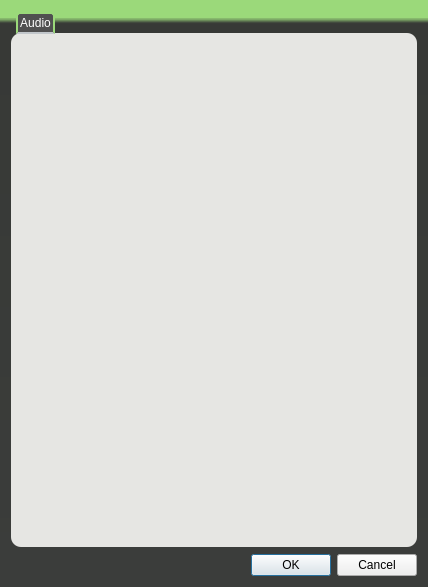
First picture: the form in src/client/gui/livejamming/app/configuration_dialog.ui, repository sush/Live-Jamming, before the edit.
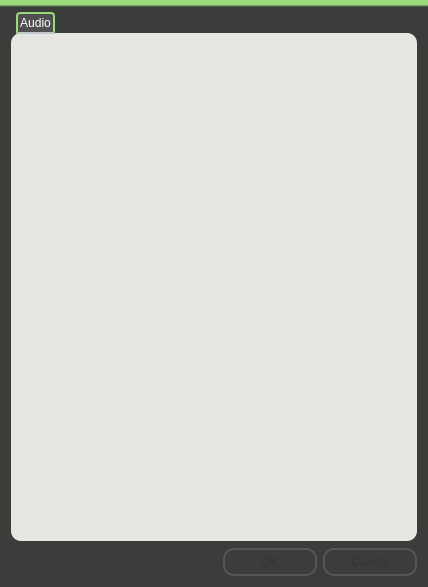
Second picture: the form after the edit.

What changed in the file:
```diff
--- a/src/client/gui/livejamming/app/configuration_dialog.ui
+++ b/src/client/gui/livejamming/app/configuration_dialog.ui
@@ -15,7 +15,29 @@
   </property>
   <property name="styleSheet">
    <string notr="true">#ConfigurationDialog {
-background: qlineargradient(spread:pad, x1:0, y1:0.00568182, x2:0, y2:1, stop:0.0248756 rgba(155, 217, 122, 255), stop:0.0348259 rgba(55, 57, 54, 255), stop:1 rgba(59, 61, 59, 255));}</string>
+background: qlineargradient(spread:pad, x1:0, y1:0, x2:0, y2:1, stop:0.00934579 rgba(155, 217, 122, 255), stop:0.0116822 rgba(59, 61, 59, 255), stop:0.995455 rgba(59, 61, 59, 255));
+}
+
+#ConfigurationDialog QPushButton {
+color: #333;
+border: 2px solid #555;
+border-radius: 11px;
+padding: 5px;
+background: qradialgradient(cx: 0.3, cy: -0.4,
+fx: 0.3, fy: -0.4,
+radius: 1.35, stop: 0 #fff, stop: 1 #888);
+min-width: 80px;
+}
+#ConfigurationDialog QPushButton:hover {
+background: qradialgradient(cx: 0.3, cy: -0.4,
+fx: 0.3, fy: -0.4,
+radius: 1.35, stop: 0 #fff, stop: 1 #bbb);
+}
+#ConfigurationDialog QPushButton:pressed {
+background: qradialgradient(cx: 0.4, cy: -0.1,
+fx: 0.4, fy: -0.1,
+radius: 1.35, stop: 0 #fff, stop: 1 #ddd);
+}</string>
   </property>
   <layout class="QVBoxLayout" name="verticalLayout">
    <item>
```
